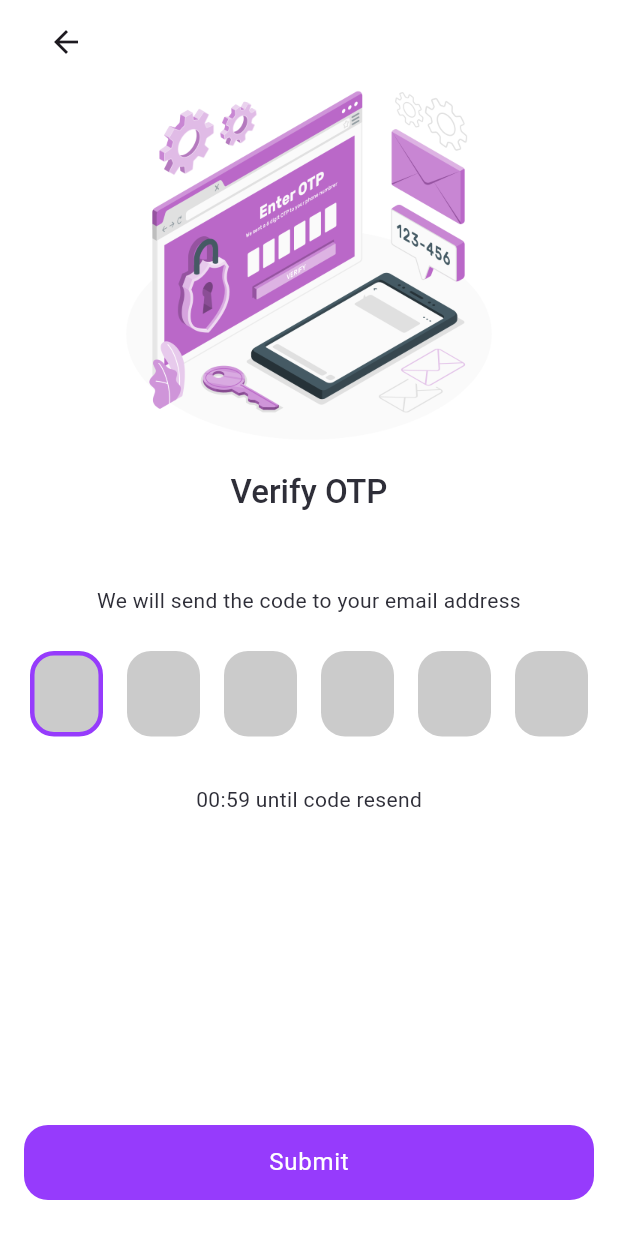
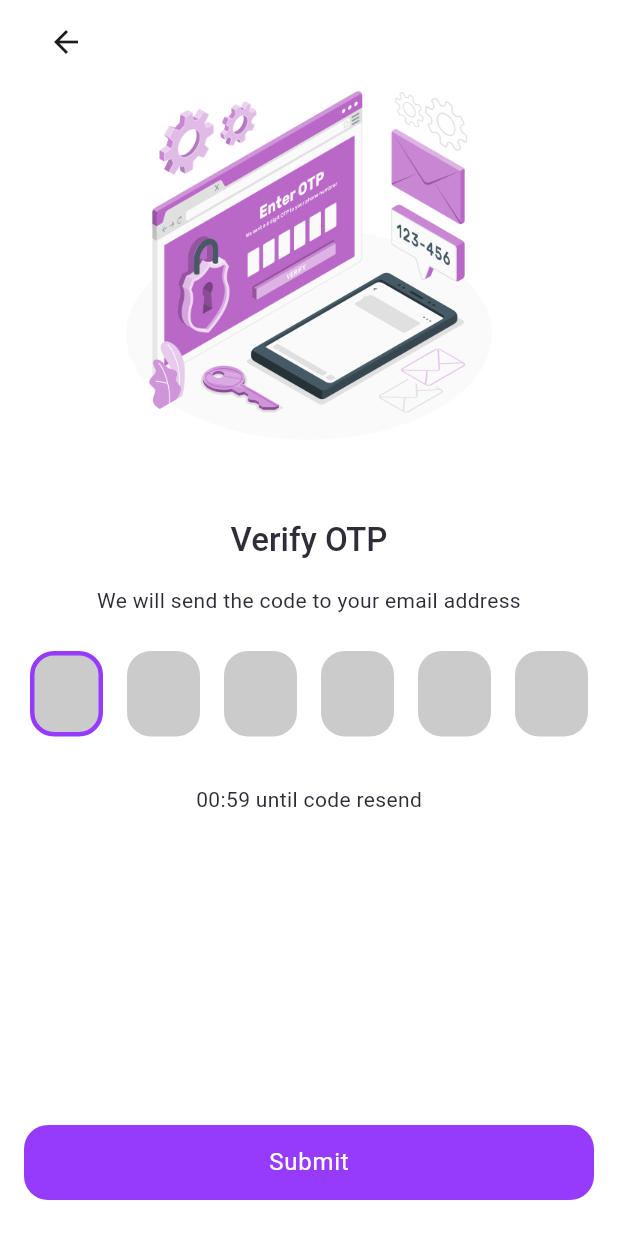
Before and after one commit to ales-dev-studio/Flutter-Email-Authentication, a Flutter app: the _OtpVerificationScreen screen opened directly with empty values, on a phone screen of 412 x 824 dp. Run offline on Flutter 3.47's test engine with Material 3 defaults, Android fonts, the light colour scheme and no system bars; drawn by our look-alikes of keyboard_dismisser, pinput; our stand-ins replace animate_do, bloc, cached_network_image, connectivity_plus, dio, flutter_bloc and 7 more; missing offline and left inert: slang, webview_flutter_wkwebview; accounts and stored records are empty; generated files the repository leaves out were written again; Roboto replaces fonts that are missing (Jaldi).

Commit message:
Fix some UI bugs

```diff
--- a/lib/core/routes/apis_routes.dart
+++ b/lib/core/routes/apis_routes.dart
@@ -1,5 +1,5 @@
 class Routes {
-  static const String baseUrl = 'https://your-api-address.com/';
+  static const String baseUrl = 'https://apilux.upsfx.com/';
   static const String register = 'auth/register';
   static const String login = 'auth/login';
   static const String logout = 'auth/logout';
--- a/lib/features/authentication/presentation/screens/create_new_password.dart
+++ b/lib/features/authentication/presentation/screens/create_new_password.dart
@@ -66,8 +66,9 @@ class _CreateNewPasswordState extends State<CreateNewPassword> {
                             : Dimens.extraLargePadding,
                   ),
                   AuthIllustration(),
+                  const AppVSpace(),
                   AppTitleLargeText(t.createPass),
-                  AppVSpace(),
+                  const AppVSpace(),
                   Form(
                     key: formKey,
                     child: Column(
--- a/lib/features/authentication/presentation/screens/otp_verification_screen.dart
+++ b/lib/features/authentication/presentation/screens/otp_verification_screen.dart
@@ -96,10 +96,10 @@ class _OtpVerificationScreenState extends State<_OtpVerificationScreen> {
                   Column(
                     spacing: Dimens.largePadding,
                     children: [
-                      AppVSpace(),
+                      const AppVSpace(),
                       AuthIllustration(),
+                      const AppVSpace(),
                       AppTitleLargeText(t.verifyOtp),
-                      const AppVSpace(),
                       Text(
                         t.verifyOtpDec,
                         textAlign: TextAlign.center,
```
